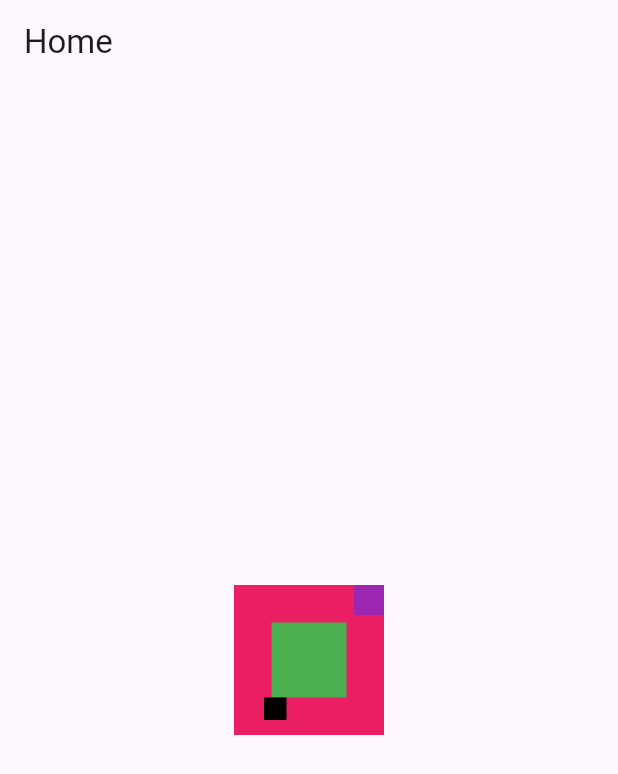
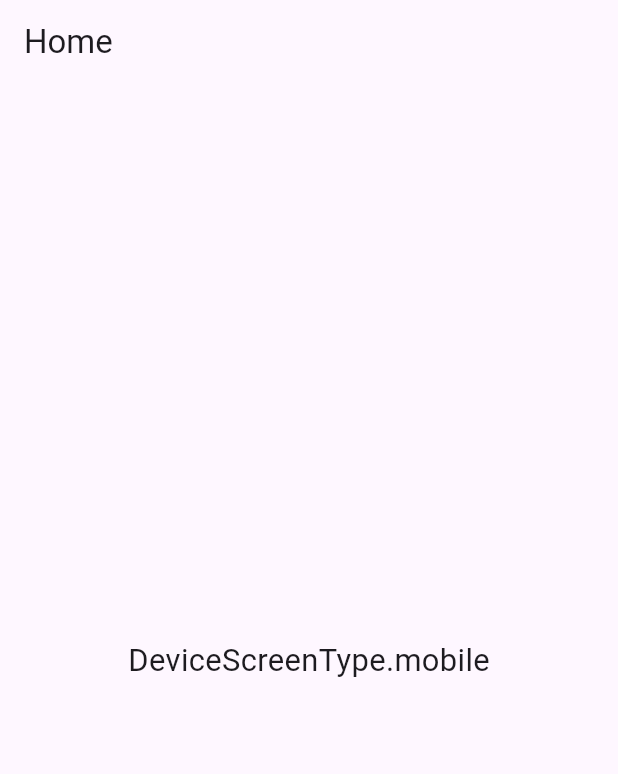
Before and after one commit to Ahmad61-6/Ostad_Flutter_Course, a Flutter app: the screen it shows after launch, on a phone screen of 412 x 824 dp. Shown: the top 774 px of the screen. Run offline on Flutter 3.47's test engine with Material 3 defaults, Android fonts, the phone set to English and light mode, and no system bars; our stand-ins replace device_preview, responsive_builder, sizer.

Commit message:
Module_8 ----Responsive Design---- -Responsive layout Builder -device preview for different size device -Sizer package - height, width

```diff
--- a/lib/home_screen.dart
+++ b/lib/home_screen.dart
@@ -1,4 +1,6 @@
 import 'package:flutter/material.dart';
+import 'package:responsive_builder/responsive_builder.dart';
+import 'package:sizer/sizer.dart';
 
 class HomePage extends StatelessWidget {
   const HomePage({super.key});
@@ -9,48 +11,18 @@ class HomePage extends StatelessWidget {
         appBar: AppBar(
           title: Text('Home'),
         ),
-      body: Center(
-        child:
-        Stack(
-          children: [
-            Container(
-              height: 100,
-              width: 100,
-              color: Colors.pink,
-            ),
-            Positioned.fill(
-              child: Align(
-                alignment: Alignment.center,
-                child: Container(
-                  height: 50,
-                  width: 50,
-                  color: Colors.green,
-                ),
-              ),
-            ),
-            Positioned(
-              top: 0,
-              right: 0,
-              child: Container(
-                height: 20,
-                width: 20,
-                color: Colors.purple,
-              ),
-            ),
-            Positioned(
-              bottom: 10,
-              left: 20,
-              child: Container(
-                height: 15,
-                width: 15,
-                color: Colors.black,
-              ),
-            ),
+     body: ResponsiveBuilder
+       (builder: (context, sizingInformation) {
+         return Center(
+           child: Text(sizingInformation.deviceScreenType.toString(),
+             style: TextStyle(
+               fontSize: 15.sp,
+             ),
+           ),
+         );
+     },
 
-
-          ],
-        ),
-      ),
+     ),
     );
   }
 }
--- a/lib/main.dart
+++ b/lib/main.dart
@@ -1,23 +1,35 @@
-import 'dart:ui';
+import 'package:device_preview/device_preview.dart';
+import 'package:flutter/foundation.dart';
+import 'package:flutter/material.dart';
+import 'package:new_project/home_screen.dart';
 
-import 'package:flutter/cupertino.dart';
-import 'package:flutter/material.dart';
+import 'package:sizer/sizer.dart';
 
-import 'home_screen.dart';
-
-void main()
-{
-  runApp(Myapp());
+void main() {
+  runApp(
+    DevicePreview(
+      enabled: kDebugMode,
+      builder: (context) {
+        return MyApp();
+      },
+    ),
+  );
 }
 
-class Myapp extends StatelessWidget {
-  const Myapp({super.key});
+class MyApp extends StatelessWidget {
+  const MyApp({super.key});
 
   @override
   Widget build(BuildContext context) {
-    return MaterialApp(
-      debugShowCheckedModeBanner: false,
-      home: HomePage(),
+    return Sizer(
+        builder: (context, orientation, deviceType) {
+          print(deviceType);
+          return MaterialApp(
+            locale: DevicePreview.locale(context),
+            builder: DevicePreview.appBuilder,
+            home: HomePage(),
+          );
+        }
     );
   }
 }
--- a/pubspec.yaml
+++ b/pubspec.yaml
@@ -36,6 +36,8 @@ dependencies:
   # Use with the CupertinoIcons class for iOS style icons.
   cupertino_icons: ^1.0.2
   responsive_builder: ^0.7.0
+  device_preview: ^1.1.0
+  sizer: ^2.0.15
 
 dev_dependencies:
   flutter_test:
```
Also changed, not shown: pubspec.lock, 1 other file.
